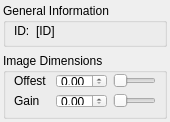
itom-project/plugins, file cmu1394/dockWidgetcmu1394.ui: the form before one commit.
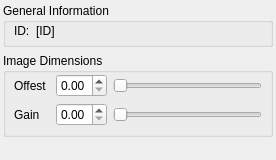
The form after the commit.

```diff
--- a/cmu1394/dockWidgetcmu1394.ui
+++ b/cmu1394/dockWidgetcmu1394.ui
@@ -6,16 +6,10 @@
    <rect>
     <x>0</x>
     <y>0</y>
-    <width>170</width>
-    <height>122</height>
+    <width>276</width>
+    <height>160</height>
    </rect>
   </property>
-  <property name="minimumSize">
-   <size>
-    <width>170</width>
-    <height>122</height>
-   </size>
-  </property>
   <property name="windowTitle">
    <string>Form</string>
   </property>
@@ -25,12 +19,6 @@
    </property>
    <item>
     <widget class="QGroupBox" name="groupBox">
-     <property name="sizePolicy">
-      <sizepolicy hsizetype="Preferred" vsizetype="Minimum">
-       <horstretch>0</horstretch>
-       <verstretch>0</verstretch>
-      </sizepolicy>
-     </property>
      <property name="title">
       <string>General Information</string>
      </property>
@@ -72,12 +60,6 @@
    </item>
    <item>
     <widget class="QGroupBox" name="groupBox_2">
-     <property name="sizePolicy">
-      <sizepolicy hsizetype="Preferred" vsizetype="Preferred">
-       <horstretch>0</horstretch>
-       <verstretch>0</verstretch>
-      </sizepolicy>
-     </property>
      <property name="title">
       <string>Image Dimensions</string>
      </property>
```
Left out of the diff: 11 changed lines with no effect on the pictures.
